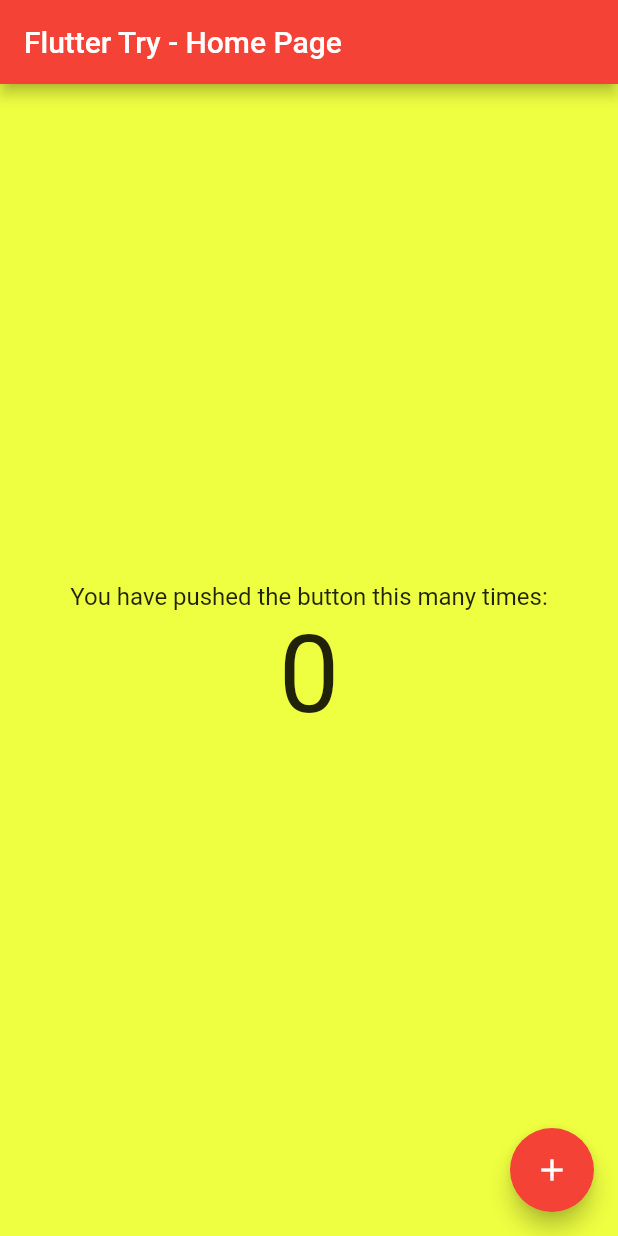
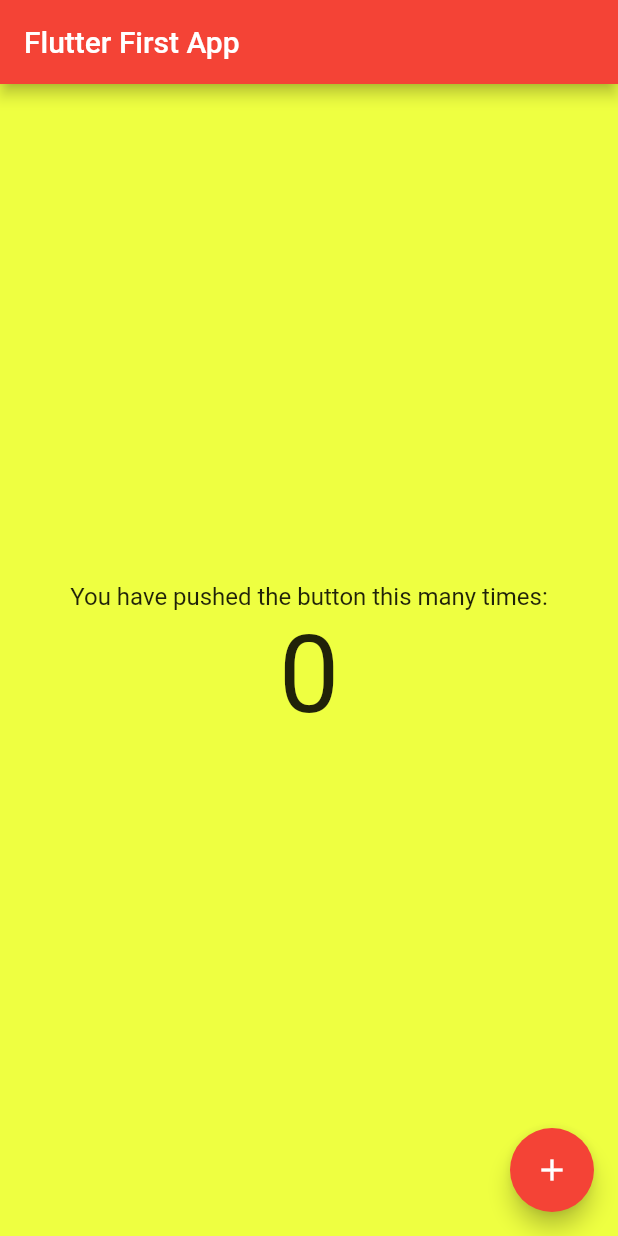
Before and after one commit to helton-isac/Flutter-App, a Flutter app: the screen it shows after launch, on a phone screen of 412 x 824 dp. Run offline on Flutter 3.47's test engine with Material 2 defaults, Android fonts, the phone set to English and light mode, and no system bars.

Commit message:
Final adjustments

```diff
--- a/lib/main.dart
+++ b/lib/main.dart
@@ -8,7 +8,7 @@ class MyApp extends StatelessWidget {
     return MaterialApp(
       title: "Flutter Demo",
       theme: ThemeData(primaryColor: Colors.red, primarySwatch: Colors.red),
-      home: MyHomePage(title: "Flutter Try - Home Page"),
+      home: MyHomePage(title: "Flutter First App"),
     );
   }
 }
```
Also changed, not shown: demo/demo.gif, 1 other file.
